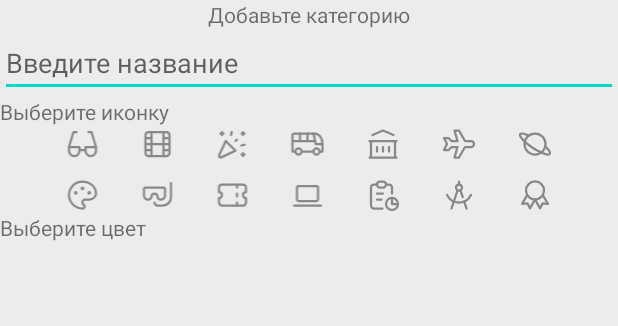
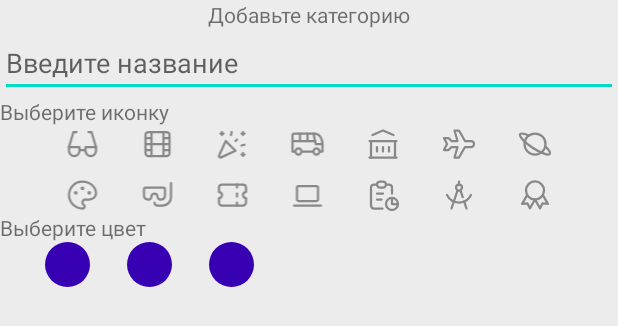
Before and after one commit to Infinity228338/Just-Do, an Android app: the layout fragment_add_category.xml on its own in the app's theme, with its tools: preview values and no code run, on a phone screen of 412 x 824 dp. Shown: the top 326 px of the screen. Run offline under Robolectric (Android 15) with nearby library versions, the phone set to English and light mode, and no system bars.

Commit message:
circle icon back

```diff
--- /dev/null
+++ b/app/src/main/res/drawable/circle_back.xml
@@ -0,0 +1,10 @@
+<?xml version="1.0" encoding="utf-8"?>
+<shape xmlns:android="http://schemas.android.com/apk/res/android"
+    android:shape="oval">
+
+    <solid android:color="#666666" />
+
+    <size
+        android:width="30dp"
+        android:height="30dp" />
+</shape>
--- /dev/null
+++ b/app/src/main/res/layout/color_item_layout.xml
@@ -0,0 +1,14 @@
+<?xml version="1.0" encoding="utf-8"?>
+<FrameLayout xmlns:android="http://schemas.android.com/apk/res/android"
+    android:layout_width="match_parent"
+    android:layout_height="match_parent"
+    android:orientation="vertical">
+
+    <ImageView
+        android:id="@+id/color_item"
+        android:layout_width="30dp"
+        android:layout_height="30dp"
+        android:background="@drawable/circle_back"
+        android:backgroundTint="@color/purple_700" />
+
+</FrameLayout>
--- a/app/src/main/res/layout/fragment_add_category.xml
+++ b/app/src/main/res/layout/fragment_add_category.xml
@@ -125,4 +125,15 @@
         android:text="@string/add_category_color"
         app:layout_constraintStart_toStartOf="parent"
         app:layout_constraintTop_toBottomOf="@+id/icons_table" />
+
+    <androidx.recyclerview.widget.RecyclerView
+        android:id="@+id/rv_color_picker"
+        android:layout_width="match_parent"
+        android:layout_height="wrap_content"
+        android:layout_gravity="center_horizontal"
+        android:layout_marginStart="30dp"
+        app:layoutManager="androidx.recyclerview.widget.GridLayoutManager"
+        app:layout_constraintTop_toBottomOf="@id/choose_color_text"
+        app:spanCount="7"
+        tools:listitem="@layout/color_item_layout" />
 </androidx.constraintlayout.widget.ConstraintLayout>
```
